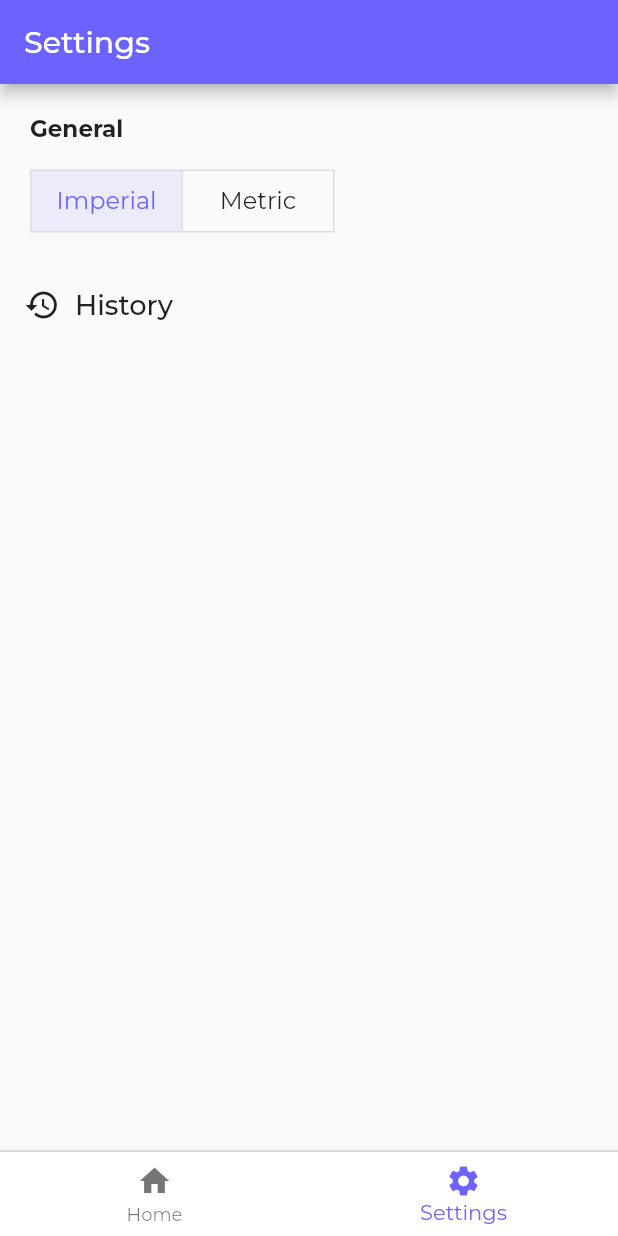
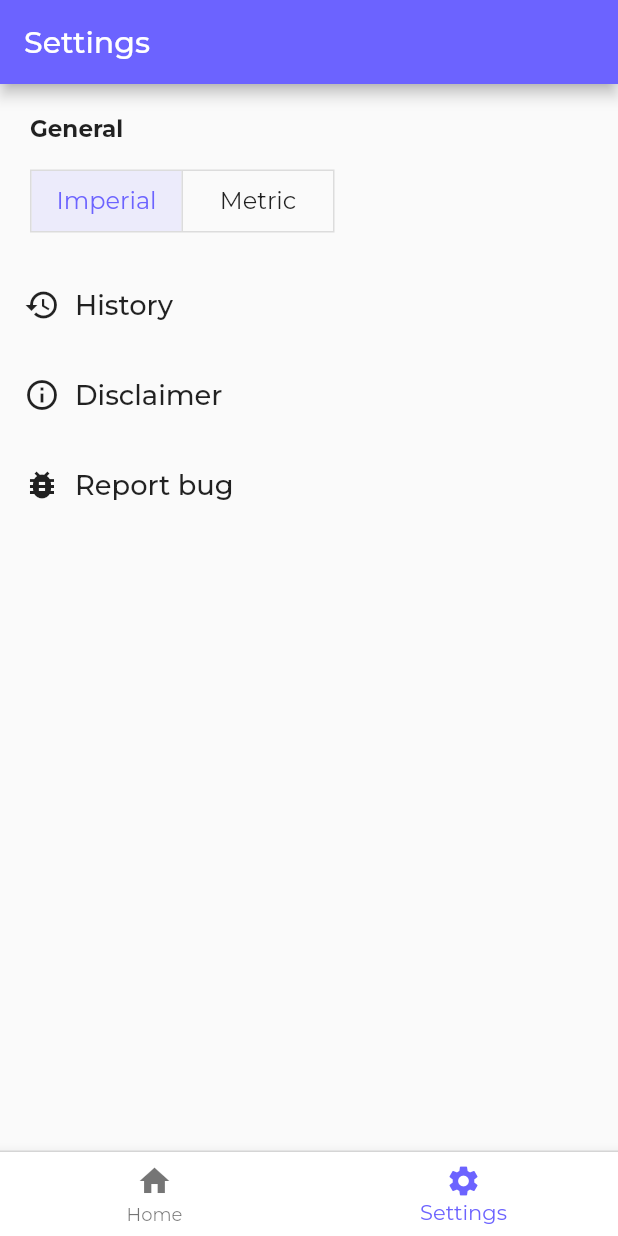
Before and after one commit to FabianDean/bmi_app, a Flutter app: the screen it shows after launch, swiped to page 2, on a phone screen of 412 x 824 dp. Run offline on Flutter 3.47's test engine with Material 2 defaults, Android fonts, the phone set to English and light mode, and no system bars; our stand-ins replace flutter_icons, flutter_svg, google_fonts, pdf, printing, shared_preferences; accounts and stored records are empty; project files that could hold a hidden picture were left out.

Commit message:
Added Disclaimer and BugReport pages
Also changed text in chart SVGs from "metres" to "meters"

```diff
--- a/lib/main.dart
+++ b/lib/main.dart
@@ -1,5 +1,3 @@
-import 'package:easy_bmi/models/UserInputModel.dart';
-import 'package:easy_bmi/pages/ResultsPage.dart';
 import 'package:flutter/foundation.dart';
 import 'package:flutter/material.dart';
 import 'package:flutter/services.dart';
@@ -9,6 +7,10 @@ import './pages/HomePage.dart';
 import './pages/SettingsPage.dart';
 import './pages/HistoryPage.dart';
 import './models/SystemModel.dart';
+import 'package:easy_bmi/models/UserInputModel.dart';
+import 'package:easy_bmi/pages/ResultsPage.dart';
+import './pages/DisclaimerPage.dart';
+import './pages/BugReportPage.dart';
 import './utils/globals.dart' as Globals;
 
 void main() {
@@ -78,6 +80,8 @@ class MyApp extends StatelessWidget {
           "/results": (_) => ResultsPage(),
           "/settings": (_) => SettingsPage(),
           "/history": (_) => HistoryPage(),
+          "/disclaimer": (_) => DisclaimerPage(),
+          "/bug_report": (_) => BugReportPage(),
         },
       ),
     );
--- a/lib/pages/HomePage.dart
+++ b/lib/pages/HomePage.dart
@@ -1,9 +1,9 @@
-import 'package:easy_bmi/models/UserInputModel.dart';
 import 'package:flutter/material.dart';
 import 'package:flutter/cupertino.dart';
 import 'package:flutter_svg/flutter_svg.dart';
 import 'package:provider/provider.dart';
 import 'package:shared_preferences/shared_preferences.dart';
+import 'package:easy_bmi/models/UserInputModel.dart';
 import 'package:easy_bmi/models/SystemModel.dart';
 import '../widgets/SectionTitle.dart';
 import '../utils/globals.dart' as Globals;
@@ -42,12 +42,10 @@ class _HomePageState extends State<HomePage>
   }
 
   Future<void> _getPrefs() async {
-    print("LOG: getting data");
     _prefs = await SharedPreferences.getInstance();
   }
 
   Future<void> _saveData() async {
-    print("LOG: saved data");
     final systemModel = Provider.of<SystemModel>(context, listen: false);
     final keys = _prefs.getKeys();
 
--- a/lib/pages/SettingsPage.dart
+++ b/lib/pages/SettingsPage.dart
@@ -112,6 +112,66 @@ class _SettingsPageState extends State<SettingsPage>
               Navigator.of(context).pushNamed("/history");
             },
           ),
+          SizedBox(
+            height: 10,
+          ),
+          MaterialButton(
+            child: Container(
+              alignment: Alignment.centerLeft,
+              height: 50,
+              constraints: BoxConstraints(
+                minWidth: MediaQuery.of(context).size.width,
+              ),
+              child: Row(
+                children: <Widget>[
+                  Icon(
+                    Icons.info_outline,
+                    color: Theme.of(context).iconTheme.color,
+                  ),
+                  SizedBox(
+                    width: 10,
+                  ),
+                  Text(
+                    "Disclaimer",
+                    textScaleFactor: 1.3,
+                  ),
+                ],
+              ),
+            ),
+            onPressed: () {
+              Navigator.of(context).pushNamed("/disclaimer");
+            },
+          ),
+          SizedBox(
+            height: 10,
+          ),
+          MaterialButton(
+            child: Container(
+              alignment: Alignment.centerLeft,
+              height: 50,
+              constraints: BoxConstraints(
+                minWidth: MediaQuery.of(context).size.width,
+              ),
+              child: Row(
+                children: <Widget>[
+                  Icon(
+                    Icons.bug_report,
+                    color: Theme.of(context).iconTheme.color,
+                  ),
+                  SizedBox(
+                    width: 10,
+                  ),
+                  Text(
+                    "Report bug",
+                    textScaleFactor: 1.3,
+                  ),
+                ],
+              ),
+            ),
+            onPressed: () {
+              Navigator.of(context).pushNamed("/bug_report");
+            },
+          ),
         ],
       ),
     );
```
Also changed, not shown: lib/pages/BugReportPage.dart (added, +99 -0 lines), lib/pages/DisclaimerPage.dart (added, +72 -0 lines), assets/images/BMI_chart_normal.svg, assets/images/BMI_chart_obese.svg, assets/images/BMI_chart_overweight.svg, assets/images/BMI_chart_underweight.svg.
